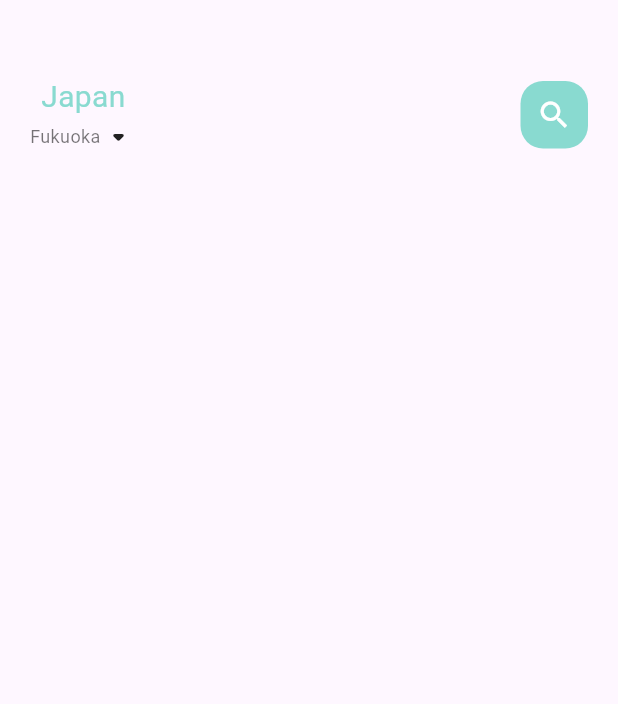
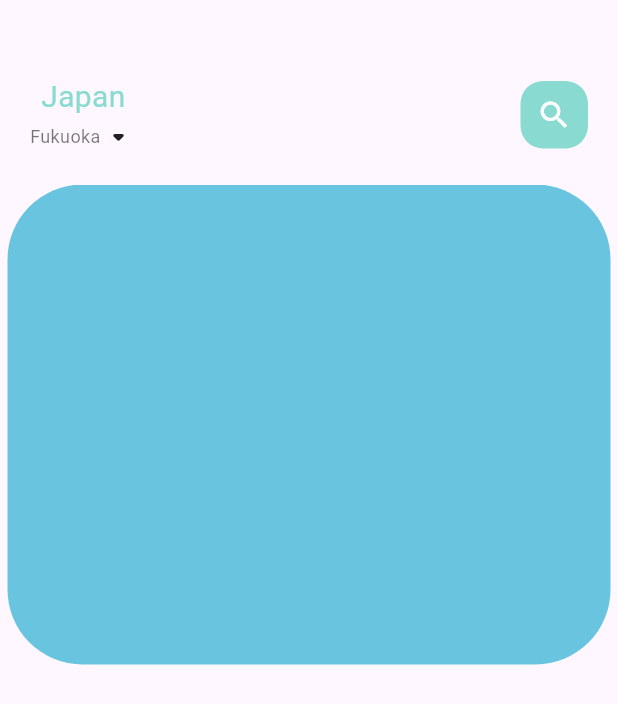
Before and after one commit to jmamedina/flutter, a Flutter app: the screen it shows after launch, on a phone screen of 412 x 824 dp. Shown: the top 704 px of the screen. Run offline on Flutter 3.47's test engine with Material 3 defaults, Android fonts, the phone set to English and light mode, and no system bars.

Commit message:
add page item

```diff
--- a/food_delivery/lib/home/food_page_body.dart
+++ b/food_delivery/lib/home/food_page_body.dart
@@ -10,7 +10,8 @@ class FoodPageBody extends StatefulWidget {
 class _FoodPageBodyState extends State<FoodPageBody> {
   @override
   Widget build(BuildContext context) {
-    return Container(
+    return SizedBox(
+        height: 320,
         child: PageView.builder(
             itemCount: 5,
             itemBuilder: (context, position) {
@@ -18,7 +19,15 @@ class _FoodPageBodyState extends State<FoodPageBody> {
             }));
   }
 
+//circling
   Widget _buildPageItem(int index) {
-    return Container();
+    return Container(
+      height: 220,
+      margin: const EdgeInsets.only(left: 5, right: 5),
+      decoration: BoxDecoration(
+        borderRadius: BorderRadius.circular(50),
+        color: const Color(0xFF69c5df),
+      ),
+    );
   }
 }
--- a/food_delivery/lib/home/main_foodpage.dart
+++ b/food_delivery/lib/home/main_foodpage.dart
@@ -1,4 +1,5 @@
 import 'package:flutter/material.dart';
+import 'package:food_delivery/home/food_page_body.dart';
 import 'package:food_delivery/utils/colors.dart';
 import 'package:food_delivery/widgets/big_text.dart';
 import 'package:food_delivery/widgets/small_text.dart';
@@ -53,6 +54,7 @@ class _MainFoodPageState extends State<MainFoodPage> {
             ],
           ),
         ),
+        const FoodPageBody()
       ],
     ));
   }
```
